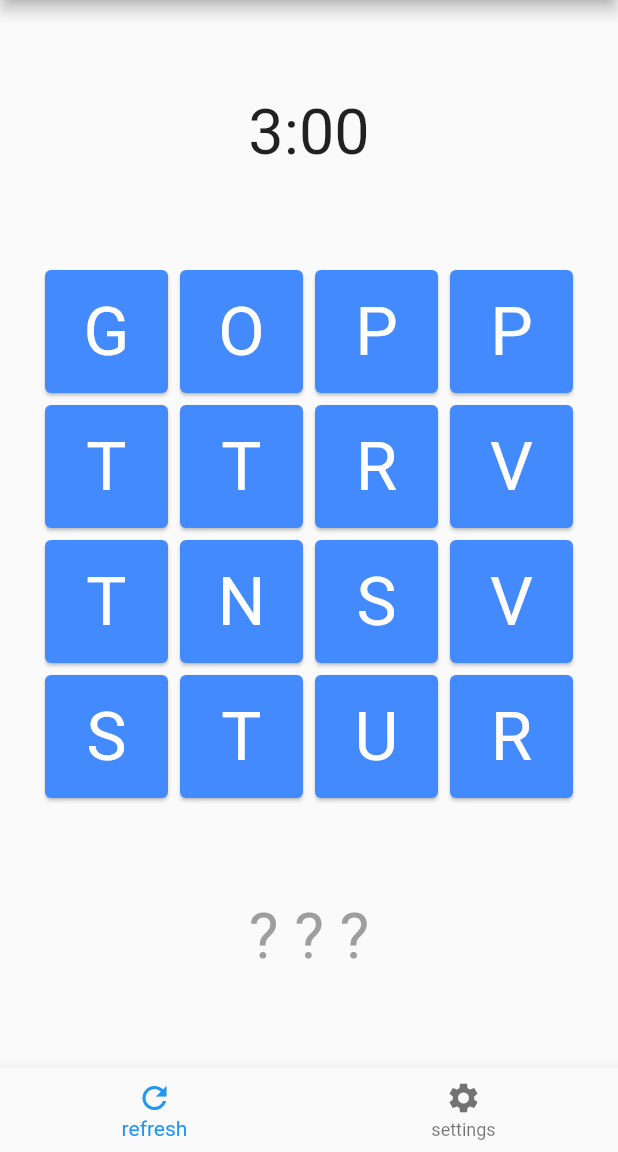
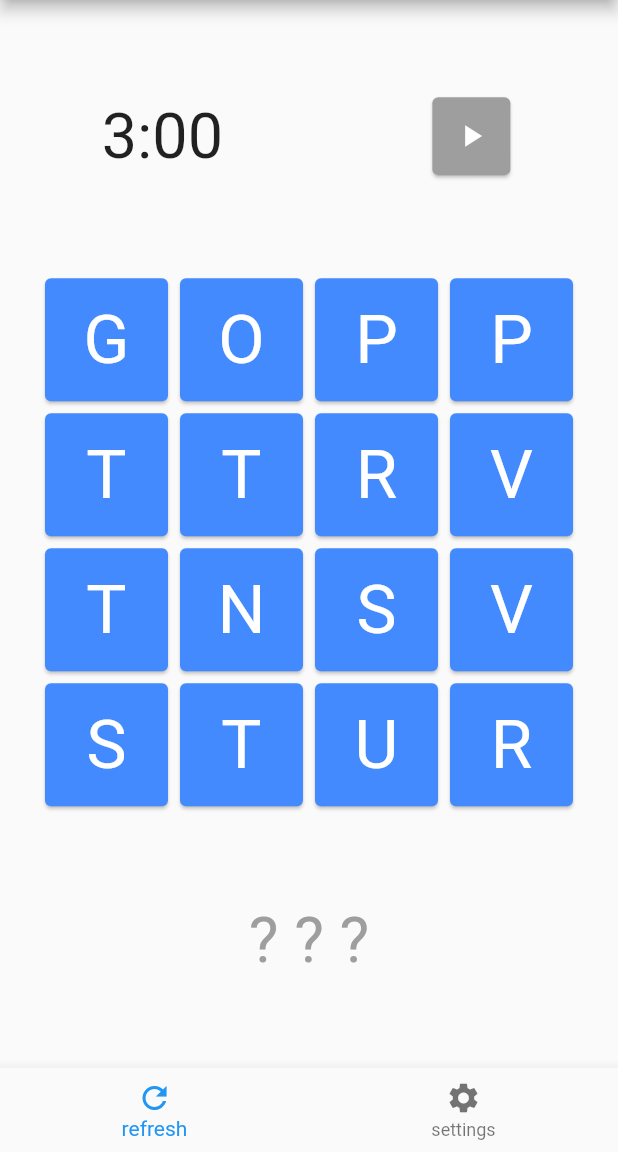
Before and after one commit to eeoooue/Boggle, a Flutter app: the screen it shows after launch, on a phone screen of 412 x 824 dp, the part 84-1236 px from its top. Run offline on Flutter 3.47's test engine with Material 2 defaults, Android fonts, the phone set to English and light mode, and no system bars.

Commit message:
added a button with a play icon above the grid

```diff
--- a/wordsearch/lib/main.dart
+++ b/wordsearch/lib/main.dart
@@ -159,9 +159,27 @@ class MyApp extends StatelessWidget {
           mainAxisAlignment: MainAxisAlignment.spaceEvenly,
           crossAxisAlignment: CrossAxisAlignment.center,
           children: [
-            const Text(
-              '3:00',
-              style: TextStyle(fontSize: 42),
+            const Row(
+              mainAxisAlignment: MainAxisAlignment.spaceAround,
+              children: [
+                Text(
+                  '3:00',
+                  style: TextStyle(fontSize: 42),
+                ),
+                SizedBox(
+                  width: 60,
+                  height: 60,
+                  child: Card(
+                    color: Colors.grey,
+                    child: Center(
+                      child: Icon(
+                        Icons.play_arrow,
+                        color: Colors.white,
+                      ),
+                    ),
+                  ),
+                ),
+              ],
             ),
             Container(
               alignment: Alignment.center,
```
